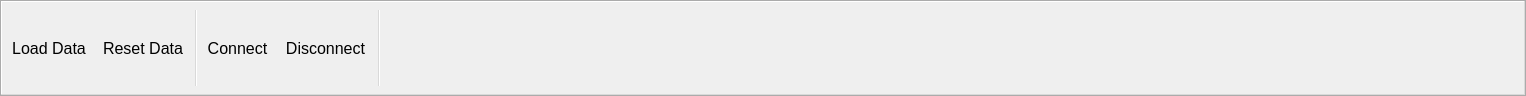
This is applications/SwFT/swftMainControlsToolbar.ui in ghost-kit/archive as Qt 5 draws it before an edit. The edited form follows.
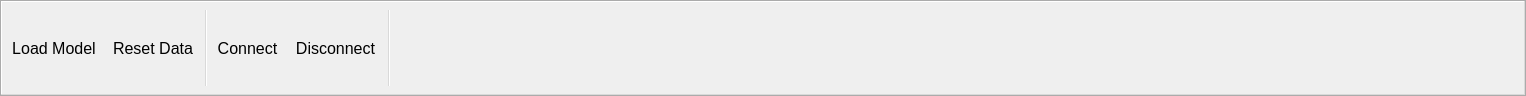
This is the edited form. Icons and pictures are not drawn.

```diff
--- a/applications/SwFT/swftMainControlsToolbar.ui
+++ b/applications/SwFT/swftMainControlsToolbar.ui
@@ -40,10 +40,10 @@
      <normaloff>:/images/icons/resources/load2.iconset/icon_256x256.png</normaloff>:/images/icons/resources/load2.iconset/icon_256x256.png</iconset>
    </property>
    <property name="text">
-    <string>Load Data...</string>
+    <string>Load Model...</string>
    </property>
    <property name="iconText">
-    <string>Load Data</string>
+    <string>Load Model</string>
    </property>
    <property name="statusTip">
     <string>Open</string>
```
